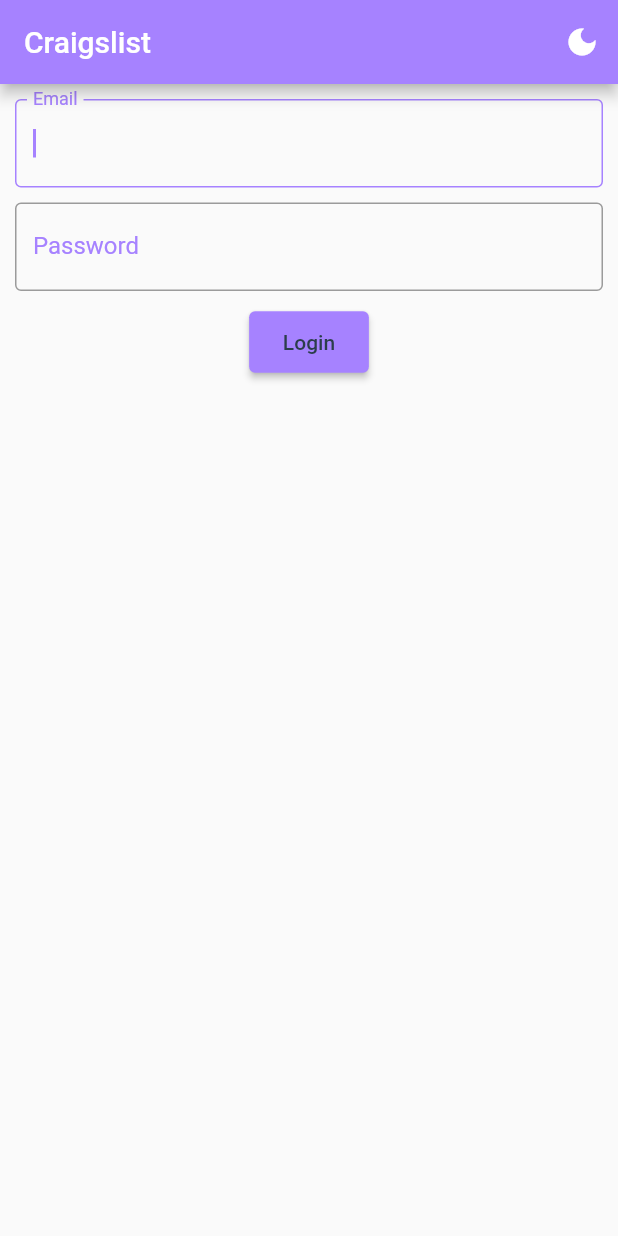
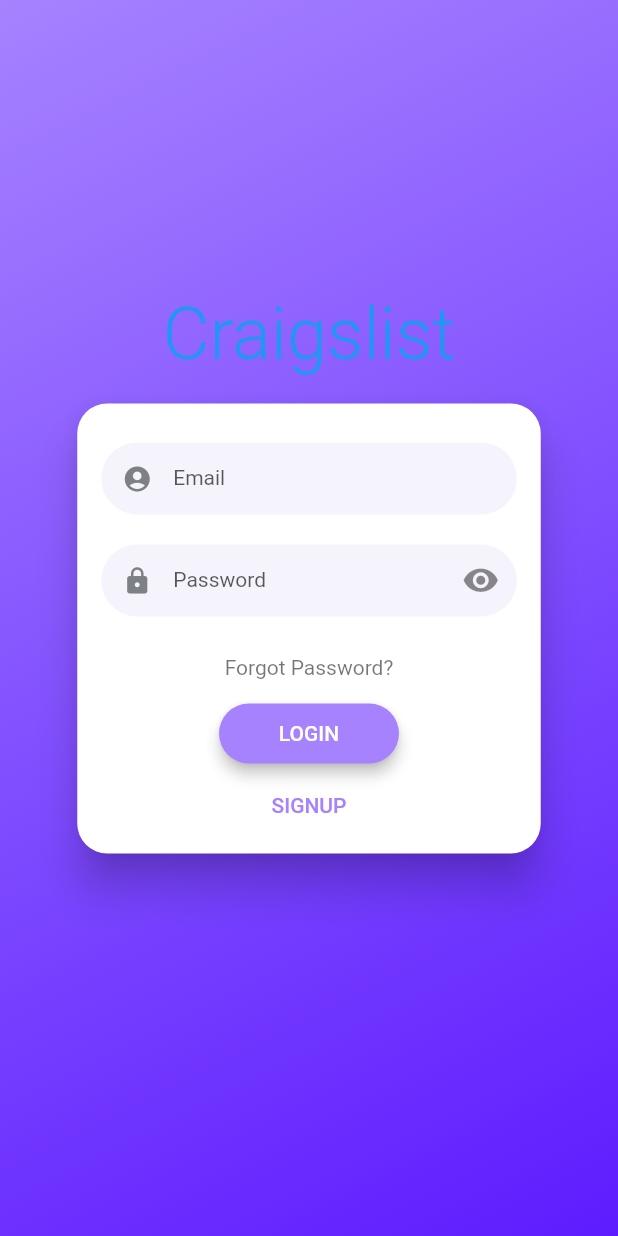
Before and after one commit to saveCraigslistTeam/craigslist, a Flutter app: the screen it shows after launch, on a phone screen of 412 x 824 dp. Run offline on Flutter 3.47's test engine with Material 2 defaults, Android fonts, the phone set to English and light mode, and no system bars; drawn by our look-alikes of flutter_login; our stand-ins replace image_picker; missing offline and left inert: amplify_api, amplify_auth_cognito, amplify_core, amplify_datastore, amplify_flutter, amplify_storage_s3.

Commit message:
working amplify build for mo.

```diff
--- a/amplify/team-provider-info.json
+++ b/amplify/team-provider-info.json
@@ -13,7 +13,9 @@
     },
     "categories": {
       "auth": {
-        "craigslist": {}
+        "craigslist": {},
+        "craigslistec7a3f5c": {},
+        "true": {}
       }
     }
   }
--- a/lib/app.dart
+++ b/lib/app.dart
@@ -1,7 +1,7 @@
 import 'package:craigslist/theme/theme_manager.dart';
 import 'package:craigslist/views/home.dart';
 import 'package:craigslist/views/messages/messages_detail.dart';
-import 'package:craigslist/views/start.dart';
+import 'package:craigslist/views/login.dart';
 import 'package:craigslist/views/sales/my_sales.dart';
 import 'package:provider/provider.dart';
 import 'views/messages/inbox.dart';
@@ -62,7 +62,7 @@ class _AppState extends State<App> {
   @override
   Widget build(BuildContext context) {
     final routes = {
-      '/': (context) => const Start(),
+      '/': (context) => Login(),
       '/home': (context) => const Home(),
       '/mySales': (context) => MySales(
           DataStore: _dataStorePlugin, Storage: storage, Auth: _authPlugin),
@@ -72,6 +72,39 @@ class _AppState extends State<App> {
 
     return MaterialApp(
       debugShowCheckedModeBanner: false,
+      theme: ThemeData(
+        primaryColor: const Color(0xffA682FF),
+        inputDecorationTheme: InputDecorationTheme(
+          prefixIconColor: const Color.fromARGB(255, 125, 128, 132),
+          filled: true,
+          fillColor: Colors.purple.withOpacity(.1),
+          contentPadding: EdgeInsets.zero,
+          errorStyle: const TextStyle(
+            backgroundColor: Color.fromARGB(255, 106, 0, 255),
+            color: Colors.white,
+          ),
+          labelStyle: const TextStyle(fontSize: 12),
+          enabledBorder: UnderlineInputBorder(
+            borderSide:
+                BorderSide(color: Colors.purple.withOpacity(.1), width: 4),
+          ),
+          focusedBorder: UnderlineInputBorder(
+            borderSide:
+                BorderSide(color: Colors.purple.withOpacity(.1), width: 5),
+          ),
+          errorBorder: UnderlineInputBorder(
+            borderSide:
+                BorderSide(color: Colors.purple.withOpacity(.1), width: 7),
+          ),
+          focusedErrorBorder: UnderlineInputBorder(
+            borderSide:
+                BorderSide(color: Colors.purple.withOpacity(.1), width: 8),
+          ),
+          disabledBorder: const UnderlineInputBorder(
+            borderSide: BorderSide(color: Colors.grey, width: 5),
+          ),
+        ),
+      ),
       themeMode: context.read<ThemeManager>().themeMode,
       initialRoute: '/',
       routes: routes,
--- /dev/null
+++ b/lib/views/login.dart
@@ -0,0 +1,172 @@
+import 'dart:async';
+import 'package:amplify_auth_cognito/amplify_auth_cognito.dart';
+import 'package:amplify_flutter/amplify_flutter.dart';
+import 'package:flutter/material.dart';
+import 'package:flutter_login/flutter_login.dart';
+
+class Login extends StatefulWidget {
+  const Login({Key? key}) : super(key: key);
+  @override
+  State<Login> createState() => _LoginState();
+}
+
+class _LoginState extends State<Login> {
+  Future<String?>? _onLogin(BuildContext context, LoginData data) async {
+    print(data);
+  }
+
+  Future<String> _onSignup(LoginData data) async {
+    try {
+      await Amplify.Auth.signUp(
+        username: data.name,
+        password: data.password,
+        options: CognitoSignUpOptions(userAttributes: {
+          'email': data.name,
+        }),
+      );
+      //_data = data;
+    } on AuthException catch (e) {
+      return '${e.message} - ${e.recoverySuggestion}'
+    }
+  }
+
+  @override
+  Widget build(BuildContext context) {
+    return FlutterLogin(
+      title: 'Craigslist',
+      onLogin: (LoginData data) => _onLogin(context, data),
+      onRecoverPassword: (_) => Future.value(''),
+      onSignup: (LoginData data) => _onSignup(context, data),
+      theme: LoginTheme(primaryColor: Theme.of(context).primaryColor),
+      onSubmitAnimationCompleted: () {},
+    );
+  }
+}
+
+
+
+
+// final _formKey = GlobalKey<FormState>();
+
+//   //final bool isDark = false;
+
+//   //_LoginState(this.isDark);
+
+//   //get isDark => null;
+//   @override
+//   Widget build(BuildContext context) {
+//     //bool isDark = ThemeMode.light as bool;
+//     return Scaffold(
+//       appBar: AppBar(
+//         title: const Text('Craigslist'),
+//         backgroundColor: const Color(0xffA682FF),
+//         actions: [
+//           IconButton(
+//             icon: const Icon(Icons.dark_mode),
+//             onPressed: () => context.read<ThemeManager>().toggleTheme(),
+//           )
+//         ],
+//       ),
+//       key: _formKey,
+//       body: Form(
+//         child: SingleChildScrollView(
+//           child: SafeArea(
+//             minimum: const EdgeInsets.all(10.0),
+//             child: Column(
+//               children: _buildNormalContainer(context),
+//             ),
+//           ),
+//         ),
+//       ),
+//     );
+//   }
+
+//   List<Widget> _buildNormalContainer(BuildContext context) {
+//     return [
+//       TextFormField(
+//         autofocus: true,
+//         cursorColor: const Color(0xffA682FF),
+//         decoration: const InputDecoration(
+//           floatingLabelBehavior: FloatingLabelBehavior.auto,
+//           labelText: 'Email',
+//           labelStyle: TextStyle(
+//             color: Color(0xffA682FF),
+//           ),
+//           border: OutlineInputBorder(),
+//           focusedBorder: OutlineInputBorder(
+//             borderSide: BorderSide(
+//               color: Color(0xffA682FF),
+//             ),
+//           ),
+//         ),
+//         //onSaved: (value) => journal?.ttle = value!,
+//         validator: (value) {
+//           if (value == null || value.isEmpty) {
+//             return 'Email and Password cannot be empty';
+//           } else {
+//             return null;
+//           }
+//         },
+//       ),
+//       const SizedBox(height: 10),
+//       TextFormField(
+//         autofocus: true,
+//         //cursorColor: Theme.of(context).colorScheme.secondary,
+//         cursorColor: const Color(0xffA682FF),
+//         decoration: const InputDecoration(
+//           floatingLabelBehavior: FloatingLabelBehavior.auto,
+//           labelText: 'Password',
+//           // labelStyle: TextStyle(
+//           //   color: Theme.of(context).colorScheme.secondary,
+//           // ),
+//           labelStyle: TextStyle(
+//             color: Color(0xffA682FF),
+//           ),
+//           border: OutlineInputBorder(),
+//           focusedBorder: OutlineInputBorder(
+//             borderSide: BorderSide(
+//               //color: Theme.of(context).colorScheme.secondary,
+//               color: Color(0xffA682FF),
+//             ),
+//           ),
+//         ),
+//         // onSaved: (value) => journal?.bdy = value!,
+//         validator: (value) {
+//           if (value == null || value.isEmpty) {
+//             return 'Email and Password cannot be empty';
+//           } else {
+//             return null;
+//           }
+//         },
+//       ),
+//       const SizedBox(height: 10),
+//       Row(
+//         mainAxisAlignment: MainAxisAlignment.spaceEvenly,
+//         children: <Widget>[
+//           ElevatedButton(
+//               style: ElevatedButton.styleFrom(
+//                 primary: const Color(0xffA682FF),
+//                 //primary: Theme.of(context).colorScheme.primary,
+//                 padding: const EdgeInsets.symmetric(
+//                     horizontal: 22.5, vertical: 12.5),
+//               ),
+//               child: Text(
+//                 'Login',
+//                 style: TextStyle(
+//                   color: darken(Theme.of(context).backgroundColor, 70),
+//                 ),
+//               ),
+//               onPressed: () {
+//                 Navigator.pushNamed(context, '/home');
+//               }),
+//         ],
+//       ),
+//     ];
+//   }
+
+//   Color darken(Color c, [int percent = 10]) {
+//     assert(1 <= percent && percent <= 100);
+//     var s = 1 - percent / 100;
+//     return Color.fromARGB(c.alpha, (c.red * s).round(), (c.green * s).round(),
+//         (c.blue * s).round());
+//   }
--- a/lib/views/start.dart
+++ /dev/null
@@ -1,138 +0,0 @@
-import 'package:flutter/material.dart';
-import 'package:provider/provider.dart';
-import 'package:craigslist/theme/theme_manager.dart';
-import 'messages/inbox.dart';
-
-class Start extends StatefulWidget {
-  const Start({Key? key}) : super(key: key);
-
-  @override
-  State<Start> createState() => _StartState();
-}
-
-class _StartState extends State<Start> {
-  final _formKey = GlobalKey<FormState>();
-
-  //final bool isDark = false;
-
-  //_StartState(this.isDark);
-
-  //get isDark => null;
-  @override
-  Widget build(BuildContext context) {
-    //bool isDark = ThemeMode.light as bool;
-    return Scaffold(
-      appBar: AppBar(
-        title: const Text('Craigslist'),
-        backgroundColor: const Color(0xffA682FF),
-        actions: [
-          IconButton(
-            icon: const Icon(Icons.dark_mode),
-            onPressed: () => context.read<ThemeManager>().toggleTheme(),
-          )
-        ],
-      ),
-      key: _formKey,
-      body: Form(
-        child: SingleChildScrollView(
-          child: SafeArea(
-            minimum: const EdgeInsets.all(10.0),
-            child: Column(
-              children: _buildNormalContainer(context),
-            ),
-          ),
-        ),
-      ),
-    );
-  }
-
-  List<Widget> _buildNormalContainer(BuildContext context) {
-    return [
-      TextFormField(
-        autofocus: true,
-        cursorColor: const Color(0xffA682FF),
-        decoration: const InputDecoration(
-          floatingLabelBehavior: FloatingLabelBehavior.auto,
-          labelText: 'Email',
-          labelStyle: TextStyle(
-            color: Color(0xffA682FF),
-          ),
-          border: OutlineInputBorder(),
-          focusedBorder: OutlineInputBorder(
-            borderSide: BorderSide(
-              color: Color(0xffA682FF),
-            ),
-          ),
-        ),
-        //onSaved: (value) => journal?.ttle = value!,
-        validator: (value) {
-          if (value == null || value.isEmpty) {
-            return 'Email and Password cannot be empty';
-          } else {
-            return null;
-          }
-        },
-      ),
-      const SizedBox(height: 10),
-      TextFormField(
-        autofocus: true,
-        //cursorColor: Theme.of(context).colorScheme.secondary,
-        cursorColor: const Color(0xffA682FF),
-        decoration: const InputDecoration(
-          floatingLabelBehavior: FloatingLabelBehavior.auto,
-          labelText: 'Password',
-          // labelStyle: TextStyle(
-          //   color: Theme.of(context).colorScheme.secondary,
-          // ),
-          labelStyle: TextStyle(
-            color: Color(0xffA682FF),
-          ),
-          border: OutlineInputBorder(),
-          focusedBorder: OutlineInputBorder(
-            borderSide: BorderSide(
-              //color: Theme.of(context).colorScheme.secondary,
-              color: Color(0xffA682FF),
-            ),
-          ),
-        ),
-        // onSaved: (value) => journal?.bdy = value!,
-        validator: (value) {
-          if (value == null || value.isEmpty) {
-            return 'Email and Password cannot be empty';
-          } else {
-            return null;
-          }
-        },
-      ),
-      const SizedBox(height: 10),
-      Row(
-        mainAxisAlignment: MainAxisAlignment.spaceEvenly,
-        children: <Widget>[
-          ElevatedButton(
-              style: ElevatedButton.styleFrom(
-                primary: const Color(0xffA682FF),
-                //primary: Theme.of(context).colorScheme.primary,
-                padding: const EdgeInsets.symmetric(
-                    horizontal: 22.5, vertical: 12.5),
-              ),
-              child: Text(
-                'Login',
-                style: TextStyle(
-                  color: darken(Theme.of(context).backgroundColor, 70),
-                ),
-              ),
-              onPressed: () {
-                Navigator.pushNamed(context, '/home');
-              }),
-        ],
-      ),
-    ];
-  }
-
-  Color darken(Color c, [int percent = 10]) {
-    assert(1 <= percent && percent <= 100);
-    var s = 1 - percent / 100;
-    return Color.fromARGB(c.alpha, (c.red * s).round(), (c.green * s).round(),
-        (c.blue * s).round());
-  }
-}
--- a/pubspec.yaml
+++ b/pubspec.yaml
@@ -14,7 +14,6 @@ dependencies:
   image_picker: ^0.8.4+9
   cupertino_icons: ^1.0.2
   http: ^0.13.4
-  amplify_core: ^0.4.5
   amplify_flutter: ^0.4.0
   amplify_datastore: ^0.4.0
   amplify_api: ^0.4.0
@@ -23,7 +22,8 @@ dependencies:
   amplify_storage_s3: ^0.4.0
   intl: ^0.17.0
   provider: ^6.0.2
-  shared_preferences: ^0.5.5
+  shared_preferences: ^2.0.13
+  flutter_login: ^3.2.0
 
 dev_dependencies:
   # For testing widgets
```
Also changed, not shown: amplify/.config/project-config.json, pubspec.lock, 6 other files.
